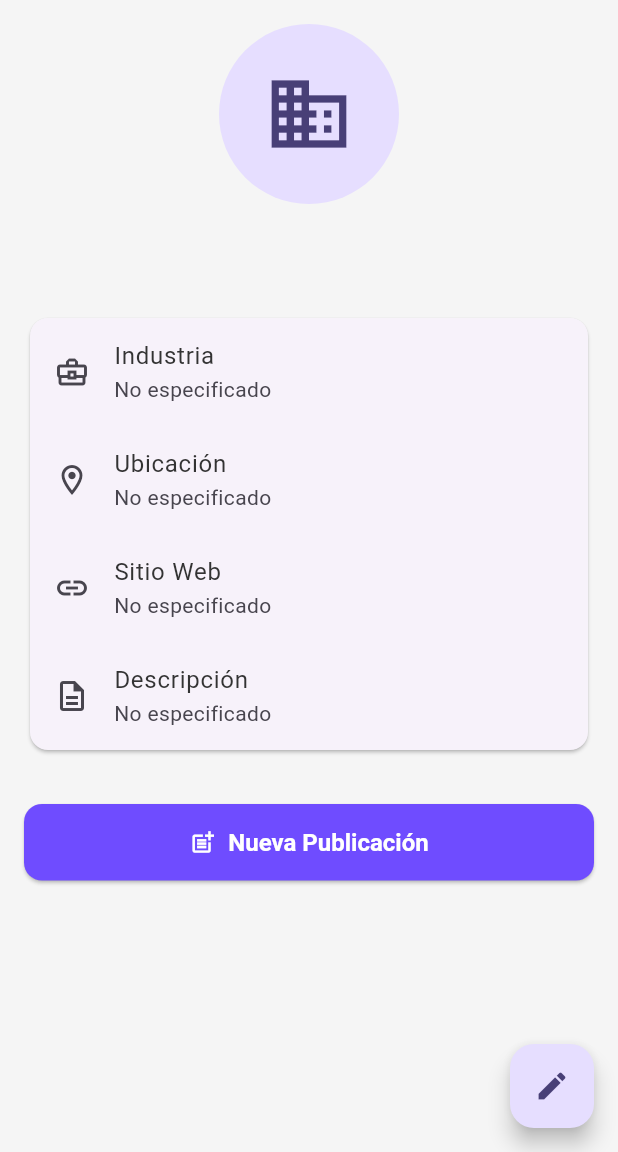
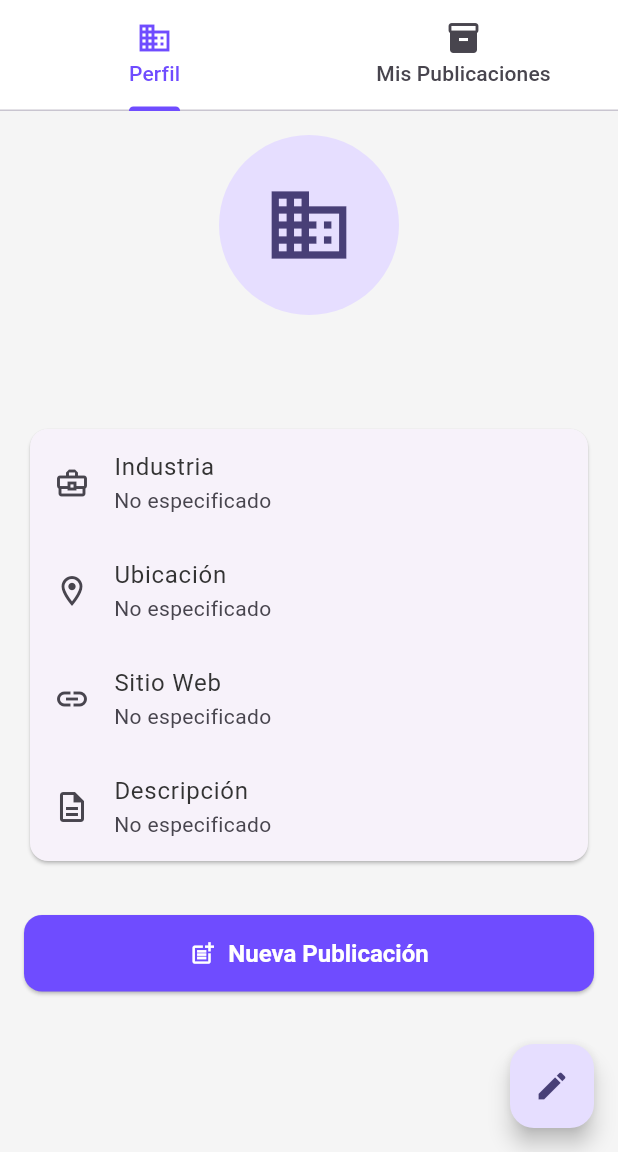
Before and after one commit to raimundoosf/ProyectoTallerSoftware, a Flutter app: the CompanyProfileScreen screen opened by its route, on a phone screen of 412 x 824 dp, the part 84-1236 px from its top. Run offline on Flutter 3.47's test engine with Material 3 defaults, Android fonts, the phone set to English and light mode, and no system bars; our stand-ins replace cloud_firestore, firebase_auth, firebase_core, firebase_storage, freezed_annotation, geolocator and 4 more; accounts and stored records are empty.

Commit message:
feat: Implement product management features including editing and deleting products, and enhance company profile view with product listing

```diff
--- a/lib/src/features/company_profile/presentation/views/company_profile_screen.dart
+++ b/lib/src/features/company_profile/presentation/views/company_profile_screen.dart
@@ -3,6 +3,7 @@ import 'package:flutter/material.dart';
 import 'package:provider/provider.dart';
 import 'package:firebase_auth/firebase_auth.dart';
 import 'package:flutter_app/src/features/company_profile/presentation/viewmodels/company_profile_viewmodel.dart';
+import 'package:flutter_app/src/features/products/presentation/views/company_products_list_view.dart';
 import 'package:go_router/go_router.dart';
 
 class CompanyProfileScreen extends StatefulWidget {
@@ -12,9 +13,12 @@ class CompanyProfileScreen extends StatefulWidget {
   State<CompanyProfileScreen> createState() => _CompanyProfileScreenState();
 }
 
-class _CompanyProfileScreenState extends State<CompanyProfileScreen> {
+class _CompanyProfileScreenState extends State<CompanyProfileScreen>
+    with SingleTickerProviderStateMixin {
   bool _isEditing = false;
   final _formKey = GlobalKey<FormState>();
+  late TabController _tabController;
+
   // Use controllers while editing to avoid rebuild-resetting the cursor.
   // Controllers are created when entering edit mode and disposed afterwards.
   TextEditingController? _companyNameController;
@@ -53,6 +57,7 @@ class _CompanyProfileScreenState extends State<CompanyProfileScreen> {
   @override
   void initState() {
     super.initState();
+    _tabController = TabController(length: 2, vsync: this);
     final userId = FirebaseAuth.instance.currentUser?.uid;
     if (userId != null) {
       WidgetsBinding.instance.addPostFrameCallback((_) {
@@ -63,6 +68,7 @@ class _CompanyProfileScreenState extends State<CompanyProfileScreen> {
 
   @override
   void dispose() {
+    _tabController.dispose();
     _companyNameController?.dispose();
     _companyDescriptionController?.dispose();
     _websiteController?.dispose();
@@ -76,45 +82,60 @@ class _CompanyProfileScreenState extends State<CompanyProfileScreen> {
   Widget build(BuildContext context) {
     return Consumer<CompanyProfileViewModel>(
       builder: (context, viewModel, child) {
+        // If editing, show full-screen edit form without tabs
+        if (_isEditing) {
           return Scaffold(
             appBar: AppBar(
-            title: Text(
-              _isEditing ? 'Editar Perfil de Empresa' : 'Perfil de Empresa',
-            ),
-            leading: _isEditing && viewModel.companyProfile != null
+              title: const Text('Editar Perfil de Empresa'),
+              leading: viewModel.companyProfile != null
                   ? IconButton(
                       icon: const Icon(Icons.close),
                       onPressed: () => setState(() => _isEditing = false),
                     )
                   : null,
             ),
-          body: AnimatedSwitcher(
-            duration: const Duration(milliseconds: 350),
-            transitionBuilder: (child, animation) {
-              final offset = Tween<Offset>(
-                begin: const Offset(0, 0.02),
-                end: Offset.zero,
-              ).animate(animation);
-              return FadeTransition(
-                opacity: animation,
-                child: SlideTransition(
-                  position: offset,
-                  child: ScaleTransition(scale: animation, child: child),
+            body: _buildEditForm(context, viewModel),
+          );
+        }
+
+        // Otherwise, show tabs
+        return Scaffold(
+          appBar: AppBar(
+            title: const Text('Perfil de Empresa'),
+            bottom: viewModel.companyProfile != null
+                ? TabBar(
+                    controller: _tabController,
+                    tabs: const [
+                      Tab(
+                        icon: Icon(Icons.business),
+                        text: 'Perfil',
                       ),
-              );
-            },
-            child: viewModel.isLoading && !_isEditing
-                ? const Center(
-                    key: ValueKey('company-loading'),
-                    child: CircularProgressIndicator(),
+                      Tab(
+                        icon: Icon(Icons.inventory_2),
+                        text: 'Mis Publicaciones',
+                      ),
+                    ],
                   )
-                : _isEditing
-                ? _buildEditForm(context, viewModel)
-                : _buildProfileView(context, viewModel),
+                : null,
+          ),
+          body: viewModel.isLoading
+              ? const Center(child: CircularProgressIndicator())
+              : viewModel.companyProfile == null
+                  ? _buildNoProfileView(context)
+                  : TabBarView(
+                      controller: _tabController,
+                      children: [
+                        _buildProfileView(context, viewModel),
+                        CompanyProductsListView(
+                          companyId: FirebaseAuth.instance.currentUser!.uid,
+                        ),
+                      ],
                     ),
           floatingActionButton: AnimatedSwitcher(
             duration: const Duration(milliseconds: 300),
-            child: !_isEditing && viewModel.companyProfile != null
+            child: !_isEditing &&
+                    viewModel.companyProfile != null &&
+                    _tabController.index == 0
                 ? FloatingActionButton(
                     key: const ValueKey('company-edit-fab'),
                     onPressed: () {
@@ -141,11 +162,7 @@ class _CompanyProfileScreenState extends State<CompanyProfileScreen> {
     _websiteController ??= TextEditingController(text: viewModel.website);
   }
 
-  Widget _buildProfileView(
-    BuildContext context,
-    CompanyProfileViewModel viewModel,
-  ) {
-    if (viewModel.companyProfile == null) {
+  Widget _buildNoProfileView(BuildContext context) {
     return Center(
       child: Padding(
         padding: const EdgeInsets.all(16.0),
@@ -166,6 +183,11 @@ class _CompanyProfileScreenState extends State<CompanyProfileScreen> {
       ),
     );
   }
+
+  Widget _buildProfileView(
+    BuildContext context,
+    CompanyProfileViewModel viewModel,
+  ) {
     final companyProfile = viewModel.companyProfile!;
     return AnimatedSize(
       duration: const Duration(milliseconds: 300),
```
Also changed, not shown: lib/src/features/products/data/repositories/products_repository_impl.dart (+77 -1 lines), lib/src/features/products/domain/repositories/products_repository.dart (+10 -0 lines), lib/src/features/products/presentation/viewmodels/new_product_viewmodel.dart (+61 -2 lines), lib/src/features/products/presentation/viewmodels/products_list_viewmodel.dart (+14 -0 lines), lib/src/features/products/presentation/views/company_products_list_view.dart (added, +180 -0 lines), lib/src/features/products/presentation/views/new_product_view.dart (+49 -3 lines), lib/src/features/products/presentation/widgets/company_product_card.dart (added, +137 -0 lines), 2 other files. Lines whose indentation alone changed are shown as unchanged.
